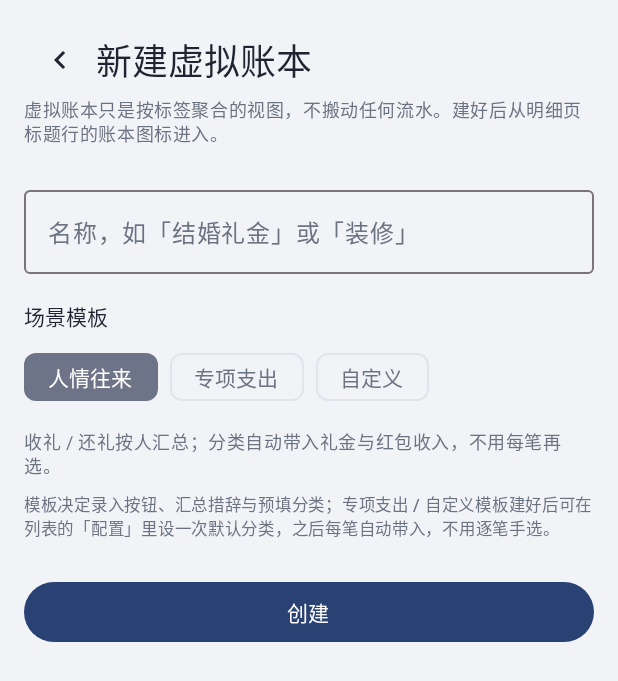
After one commit to wzzhuz/offline-ledger, an Android app built with Jetpack Compose: the VirtualBookCreateScreen screen opened through its navigation route, on a phone screen of 412 x 824 dp. The commit adds this screen. Shown: the top 681 px of the screen. Run offline under Robolectric (Android 15) with nearby library versions, the phone set to English and light mode, and no system bars; our stand-ins replace Dagger/Hilt's generated code, Room's generated code, paging.

Commit message:
第95批: 虚拟账本新建拆独立页/七项操作收进三点菜单/真删除只删定义, 设置主菜单补4个功能分组

```diff
--- a/app/build.gradle.kts
+++ b/app/build.gradle.kts
@@ -17,7 +17,7 @@ plugins {
 // versionCode 由版本名推导（major*10000 + minor*100 + patch），
 // 不再恒为 1 —— 否则系统判不出新旧、装不上覆盖升级。
 // ---------------------------------------------------------------
-val defaultVersionName = "0.2.73"
+val defaultVersionName = "0.2.74"
 
 fun versionCodeFrom(name: String): Int {
     val parts = name.removePrefix("v").split(".").map { it.toIntOrNull() ?: 0 }
--- a/app/src/main/java/com/zwz/offlineledger/ui/LedgerApp.kt
+++ b/app/src/main/java/com/zwz/offlineledger/ui/LedgerApp.kt
@@ -63,6 +63,7 @@ import com.zwz.offlineledger.ui.templates.TemplateManagerScreen
 import com.zwz.offlineledger.ui.trash.TrashScreen
 import com.zwz.offlineledger.core.prefs.VirtualBookStore
 import com.zwz.offlineledger.ui.settings.VirtualBookSettingsScreen
+import com.zwz.offlineledger.ui.settings.VirtualBookCreateScreen
 import com.zwz.offlineledger.ui.virtual.VirtualBookScreen
 import com.zwz.offlineledger.ui.virtual.VirtualBookSwitcher
 
@@ -313,7 +314,15 @@ fun LedgerApp(startWithRecordEntry: Boolean = false) {
             composable("virtual-book-settings") {
                 VirtualBookSettingsScreen(
                     onBack = { goBack() },
+                    // 第 95 批：新建拆到独立页，不再和列表混在一屏。
+                    onCreate = { navController.navigate("virtual-book-create") },
                     onOpenBook = { id -> navController.navigate("virtual-book/$id") }
+                )
+            }
+            composable("virtual-book-create") {
+                VirtualBookCreateScreen(
+                    onBack = { goBack() },
+                    onCreated = { goBack() }
                 )
             }
         }
--- /dev/null
+++ b/app/src/main/java/com/zwz/offlineledger/ui/settings/VirtualBookCreateScreen.kt
@@ -0,0 +1,117 @@
+package com.zwz.offlineledger.ui.settings
+
+import androidx.compose.foundation.layout.Arrangement
+import androidx.compose.foundation.layout.Column
+import androidx.compose.foundation.layout.Row
+import androidx.compose.foundation.layout.fillMaxSize
+import androidx.compose.foundation.layout.fillMaxWidth
+import androidx.compose.foundation.layout.padding
+import androidx.compose.material.icons.Icons
+import androidx.compose.material.icons.filled.KeyboardArrowLeft
+import androidx.compose.material3.Button
+import androidx.compose.material3.FilterChip
+import androidx.compose.material3.Icon
+import androidx.compose.material3.IconButton
+import androidx.compose.material3.MaterialTheme
+import androidx.compose.material3.OutlinedTextField
+import androidx.compose.material3.Text
+import androidx.compose.runtime.Composable
+import androidx.compose.runtime.getValue
+import androidx.compose.runtime.mutableStateOf
+import androidx.compose.runtime.remember
+import androidx.compose.runtime.setValue
+import androidx.compose.ui.Alignment
+import androidx.compose.ui.Modifier
+import androidx.compose.ui.platform.LocalContext
+import androidx.compose.ui.unit.dp
+import com.zwz.offlineledger.core.prefs.VirtualBookStore
+import com.zwz.offlineledger.core.prefs.VirtualBookTemplate
+
+/**
+ * 第 95 批：新建虚拟账本独立页。
+ *
+ * 从虚拟账本列表页的右上角「+」进入，和列表彻底分离，避免「新建表单与已建
+ * 视图卡片混在一屏」。模板说明与「配置」弹窗复用同一份 VirtualBookTemplate.hint，
+ * 不复制文案。创建成功后直接回列表，列表按 tick 重读 prefs。
+ */
+@Composable
+fun VirtualBookCreateScreen(
+    onBack: () -> Unit,
+    onCreated: () -> Unit
+) {
+    val context = LocalContext.current
+    val store = remember { VirtualBookStore(context) }
+    var name by remember { mutableStateOf("") }
+    var template by remember { mutableStateOf(VirtualBookTemplate.GIFT) }
+    var errorText by remember { mutableStateOf<String?>(null) }
+
+    Column(modifier = Modifier.fillMaxSize().padding(16.dp)) {
+        Row(verticalAlignment = Alignment.CenterVertically) {
+            IconButton(onClick = onBack) {
+                Icon(Icons.Filled.KeyboardArrowLeft, contentDescription = "返回")
+            }
+            Text("新建虚拟账本", style = MaterialTheme.typography.headlineSmall)
+        }
+        Text(
+            text = "虚拟账本只是按标签聚合的视图，不搬动任何流水。" +
+                "建好后从明细页标题行的账本图标进入。",
+            style = MaterialTheme.typography.bodySmall,
+            color = MaterialTheme.colorScheme.onSurfaceVariant
+        )
+
+        OutlinedTextField(
+            value = name,
+            onValueChange = { name = it; errorText = null },
+            label = { Text("名称，如「结婚礼金」或「装修」") },
+            singleLine = true,
+            modifier = Modifier.fillMaxWidth().padding(top = 20.dp)
+        )
+
+        Text(
+            "场景模板",
+            style = MaterialTheme.typography.titleSmall,
+            modifier = Modifier.padding(top = 18.dp, bottom = 6.dp)
+        )
+        Row(horizontalArrangement = Arrangement.spacedBy(8.dp)) {
+            VirtualBookTemplate.entries.forEach { t ->
+                FilterChip(
+                    selected = template == t,
+                    onClick = { template = t },
+                    label = { Text(t.label) }
+                )
+            }
+        }
+        Text(
+            text = template.hint,
+            style = MaterialTheme.typography.bodySmall,
+            color = MaterialTheme.colorScheme.onSurfaceVariant,
+            modifier = Modifier.padding(top = 10.dp)
+        )
+        Text(
+            text = "模板决定录入按钮、汇总措辞与预填分类；" +
+                "专项支出 / 自定义模板建好后可在列表的「配置」里设一次默认分类，" +
+                "之后每笔自动带入，不用逐笔手选。",
+            style = MaterialTheme.typography.labelSmall,
+            color = MaterialTheme.colorScheme.onSurfaceVariant,
+            modifier = Modifier.padding(top = 8.dp)
+        )
+
+        errorText?.let {
+            Text(
+                it,
+                color = MaterialTheme.colorScheme.error,
+                style = MaterialTheme.typography.labelSmall,
+                modifier = Modifier.padding(top = 8.dp)
+            )
+        }
+
+        Button(
+            onClick = {
+                val b = store.add(name, template)
+                if (b == null) errorText = "名称为空或已存在同名视图"
+                else onCreated()
+            },
+            modifier = Modifier.fillMaxWidth().padding(top = 24.dp)
+        ) { Text("创建") }
+    }
+}
```
Also changed, not shown: app/src/main/java/com/zwz/offlineledger/core/prefs/VirtualBookStore.kt (+10 -0 lines), app/src/main/java/com/zwz/offlineledger/ui/settings/SettingsScreen.kt (+26 -14 lines), app/src/main/java/com/zwz/offlineledger/ui/settings/VirtualBookSettingsScreen.kt (+141 -91 lines), 11 other files.
